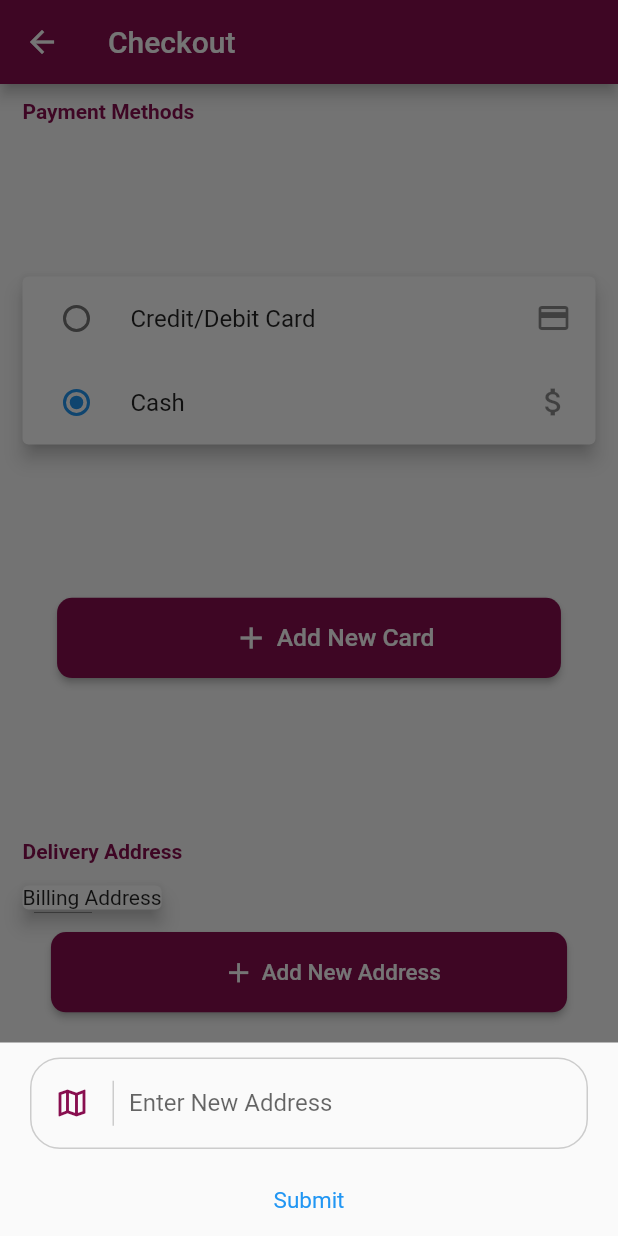
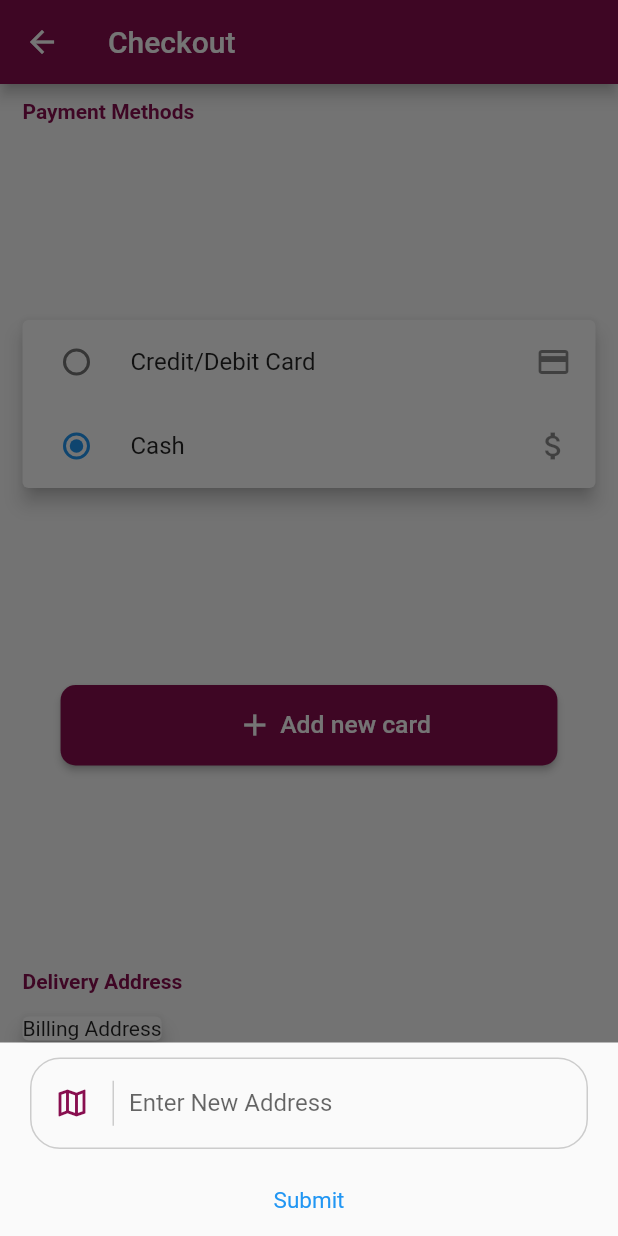
Before and after one commit to awais-tech/baltiApp, a Flutter app: the CheckoutScreen screen opened by its route, after a tap on "Add New Address", on a phone screen of 412 x 824 dp. Run offline on Flutter 3.47's test engine with Material 2 defaults, Android fonts, the phone set to English and light mode, and no system bars; missing offline and left inert: sign_button.

Commit message:
fix error

```diff
--- a/lib/Screens/Checkout.dart
+++ b/lib/Screens/Checkout.dart
@@ -79,7 +79,105 @@ class _CheckoutScreenState extends State<CheckoutScreen> {
                 ],
               ),
             ),
+            Button(context, "Add new card"),
             Container(
+              child: Column(
+                crossAxisAlignment: CrossAxisAlignment.start,
+                children: [
+                  Padding(
+                      padding: EdgeInsets.only(top: 10, bottom: 10, left: 15),
+                      child: Text(
+                        "Delivery Address",
+                        //textAlign: TextAlign.start,
+                        style: TextStyle(
+                            color: Colors.pink[900],
+                            fontWeight: FontWeight.bold),
+                      )),
+                  Card(
+                    margin: EdgeInsets.symmetric(vertical: 5, horizontal: 15),
+                    elevation: 5,
+                    child: Text("Billing Address"),
+                  ),
+                  Button(context, "Add New Address"),
+                  Column(
+                    crossAxisAlignment: CrossAxisAlignment.center,
+                    children: [
+                      Container(
+                        child: ElevatedButton(
+                          style: ButtonStyle(
+                            shape: MaterialStateProperty.all<
+                                RoundedRectangleBorder>(RoundedRectangleBorder(
+                              borderRadius: BorderRadius.circular(10.0),
+                            )),
+                            padding: MaterialStateProperty.all(
+                                EdgeInsets.symmetric(
+                                        vertical: 25,
+                                        horizontal:
+                                            MediaQuery.of(context).size.width -
+                                                MediaQuery.of(context)
+                                                    .padding
+                                                    .top) *
+                                    0.35),
+                            backgroundColor: MaterialStateProperty.all(
+                                Colors.pink[900]), // <-- Button color
+                            overlayColor:
+                                MaterialStateProperty.resolveWith<Color?>(
+                                    (states) {
+                              if (states.contains(MaterialState.pressed))
+                                return Colors.red; // <-- Splash color
+                            }),
+                          ),
+                          child: FittedBox(
+                            fit: BoxFit.fitWidth,
+                            child: new Row(
+                              mainAxisAlignment: MainAxisAlignment.spaceAround,
+                              children: <Widget>[
+                                new Padding(
+                                  padding: const EdgeInsets.only(right: 2.0),
+                                  child: Text(
+                                    "Proceed",
+                                    textAlign: TextAlign.center,
+                                    style: TextStyle(
+                                        color: Colors.white,
+                                        fontSize:
+                                            (MediaQuery.of(context).size.width -
+                                                    MediaQuery.of(context)
+                                                        .padding
+                                                        .top) *
+                                                0.07),
+                                  ),
+                                ),
+                                new Transform.translate(
+                                  offset: Offset(15.0, 0.0),
+                                  child: new Container(
+                                    // padding: const EdgeInsets.on(1.0),
+                                    child: TextButton(
+                                        child: Icon(
+                                          Icons.arrow_forward,
+                                          color: Colors.white,
+                                        ),
+                                        onPressed: () => {}),
+                                  ),
+                                ),
+                              ],
+                            ),
+                          ),
+                          onPressed: () => {},
+                        ),
+                      ),
+                    ],
+                  )
+                ],
+              ),
+            ),
+          ],
+        ),
+      ),
+    );
+  }
+
+  Widget Button(BuildContext context, String title) {
+    return Container(
       width: double.infinity,
       child: Column(
         crossAxisAlignment: CrossAxisAlignment.center,
@@ -89,8 +187,7 @@ class _CheckoutScreenState extends State<CheckoutScreen> {
             margin: EdgeInsets.all(10),
             child: ElevatedButton(
               style: ButtonStyle(
-                        shape:
-                            MaterialStateProperty.all<RoundedRectangleBorder>(
+                shape: MaterialStateProperty.all<RoundedRectangleBorder>(
                     RoundedRectangleBorder(
                   borderRadius: BorderRadius.circular(10.0),
                 )),
@@ -127,15 +224,12 @@ class _CheckoutScreenState extends State<CheckoutScreen> {
                     new Padding(
                       padding: const EdgeInsets.only(right: 2.0),
                       child: Text(
-                                "Add New Card",
+                        title,
                         textAlign: TextAlign.center,
                         style: TextStyle(
                             color: Colors.white,
-                                    fontSize:
-                                        (MediaQuery.of(context).size.width -
-                                                MediaQuery.of(context)
-                                                    .padding
-                                                    .top) *
+                            fontSize: (MediaQuery.of(context).size.width -
+                                    MediaQuery.of(context).padding.top) *
                                 0.04),
                       ),
                     ),
@@ -147,182 +241,13 @@ class _CheckoutScreenState extends State<CheckoutScreen> {
                     context: context,
                     isScrollControlled: true,
                     builder: (context) {
-                              return NewCard();
+                      return title == "Add new card" ? NewCard() : NewAddress();
                     })
               },
             ),
           ),
         ],
       ),
-            ),
-            Container(
-              child: Column(
-                crossAxisAlignment: CrossAxisAlignment.start,
-                children: [
-                  Padding(
-                      padding: EdgeInsets.only(top: 10, bottom: 10, left: 15),
-                      child: Text(
-                        "Delivery Address",
-                        //textAlign: TextAlign.start,
-                        style: TextStyle(
-                            color: Colors.pink[900],
-                            fontWeight: FontWeight.bold),
-                      )),
-                  Card(
-                    margin: EdgeInsets.symmetric(vertical: 5, horizontal: 15),
-                    elevation: 5,
-                    child: Text("Billing Address"),
-                  ),
-                  Container(
-                    width: double.infinity,
-                    child: Column(
-                      crossAxisAlignment: CrossAxisAlignment.center,
-                      children: [
-                        Container(
-                            height: MediaQuery.of(context).size.height * 0.065,
-                            margin: EdgeInsets.all(10),
-                            child: ElevatedButton(
-                              style: ButtonStyle(
-                                shape: MaterialStateProperty.all<
-                                        RoundedRectangleBorder>(
-                                    RoundedRectangleBorder(
-                                  borderRadius: BorderRadius.circular(10.0),
-                                )),
-                                padding: MaterialStateProperty.all(
-                                    EdgeInsets.symmetric(
-                                            vertical: 25,
-                                            horizontal: MediaQuery.of(context)
-                                                    .size
-                                                    .width -
-                                                MediaQuery.of(context)
-                                                    .padding
-                                                    .top) *
-                                        0.2),
-                                backgroundColor: MaterialStateProperty.all(
-                                    Colors.pink[900]), // <-- Button color
-                                overlayColor:
-                                    MaterialStateProperty.resolveWith<Color?>(
-                                        (states) {
-                                  if (states.contains(MaterialState.pressed))
-                                    return Colors.red; // <-- Splash color
-                                }),
-                              ),
-                              child: FittedBox(
-                                fit: BoxFit.fitWidth,
-                                child: new Row(
-                                  mainAxisAlignment:
-                                      MainAxisAlignment.spaceAround,
-                                  children: <Widget>[
-                                    new Transform.translate(
-                                      offset: Offset(15.0, 0.0),
-                                      child: new Container(
-                                        // padding: const EdgeInsets.on(1.0),
-                                        child: TextButton(
-                                            child: Icon(
-                                              Icons.add_sharp,
-                                              color: Colors.white,
-                                            ),
-                                            onPressed: () => {}),
-                                      ),
-                                    ),
-                                    new Padding(
-                                      padding:
-                                          const EdgeInsets.only(right: 2.0),
-                                      child: Text(
-                                        "Add New Address",
-                                        textAlign: TextAlign.center,
-                                        style: TextStyle(
-                                            color: Colors.white,
-                                            fontSize: (MediaQuery.of(context)
-                                                        .size
-                                                        .width -
-                                                    MediaQuery.of(context)
-                                                        .padding
-                                                        .top) *
-                                                0.04),
-                                      ),
-                                    ),
-                                  ],
-                                ),
-                              ),
-                              onPressed: () => {
-                                showModalBottomSheet(
-                                    context: context,
-                                    isScrollControlled: true,
-                                    builder: (context) {
-                                      return NewAddress();
-                                    })
-                              },
-                            )),
-                      ],
-                    ),
-                  )
-                ],
-              ),
-            ),
-            Column(
-              crossAxisAlignment: CrossAxisAlignment.center,
-              children: [
-                Container(
-                  child: ElevatedButton(
-                    style: ButtonStyle(
-                      shape: MaterialStateProperty.all<RoundedRectangleBorder>(
-                          RoundedRectangleBorder(
-                        borderRadius: BorderRadius.circular(10.0),
-                      )),
-                      padding: MaterialStateProperty.all(EdgeInsets.symmetric(
-                              vertical: 25,
-                              horizontal: MediaQuery.of(context).size.width -
-                                  MediaQuery.of(context).padding.top) *
-                          0.35),
-                      backgroundColor: MaterialStateProperty.all(
-                          Colors.pink[900]), // <-- Button color
-                      overlayColor:
-                          MaterialStateProperty.resolveWith<Color?>((states) {
-                        if (states.contains(MaterialState.pressed))
-                          return Colors.red; // <-- Splash color
-                      }),
-                    ),
-                    child: FittedBox(
-                      fit: BoxFit.fitWidth,
-                      child: new Row(
-                        mainAxisAlignment: MainAxisAlignment.spaceAround,
-                        children: <Widget>[
-                          new Padding(
-                            padding: const EdgeInsets.only(right: 2.0),
-                            child: Text(
-                              "Proceed",
-                              textAlign: TextAlign.center,
-                              style: TextStyle(
-                                  color: Colors.white,
-                                  fontSize: (MediaQuery.of(context).size.width -
-                                          MediaQuery.of(context).padding.top) *
-                                      0.07),
-                            ),
-                          ),
-                          new Transform.translate(
-                            offset: Offset(15.0, 0.0),
-                            child: new Container(
-                              // padding: const EdgeInsets.on(1.0),
-                              child: TextButton(
-                                  child: Icon(
-                                    Icons.arrow_forward,
-                                    color: Colors.white,
-                                  ),
-                                  onPressed: () => {}),
-                            ),
-                          ),
-                        ],
-                      ),
-                    ),
-                    onPressed: () => {},
-                  ),
-                ),
-              ],
-            )
-          ],
-        ),
-      ),
     );
   }
 }
```
Lines whose indentation alone changed are shown as unchanged.
